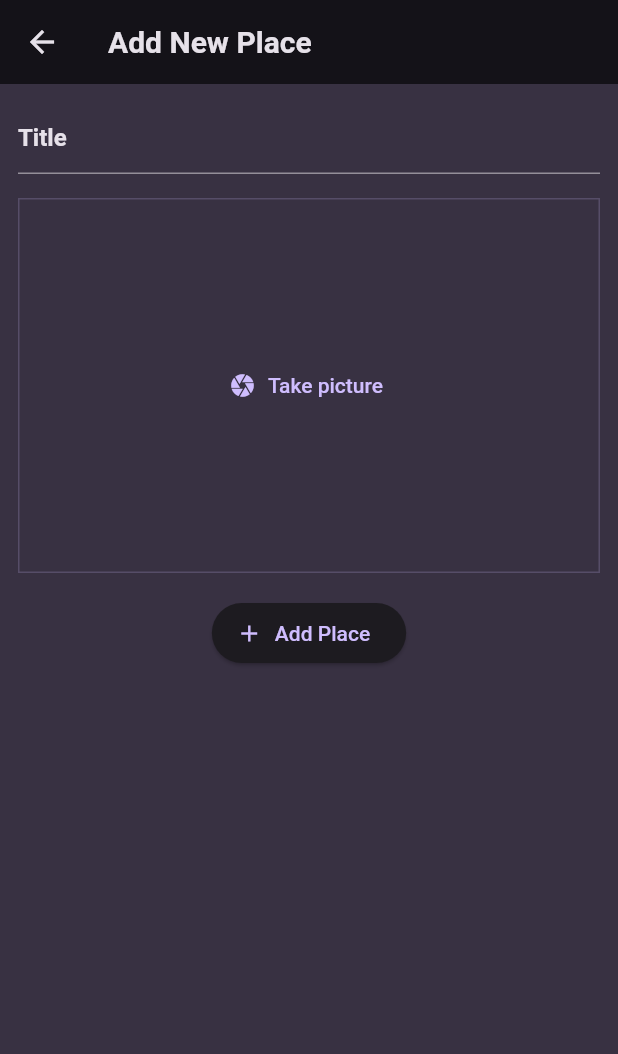
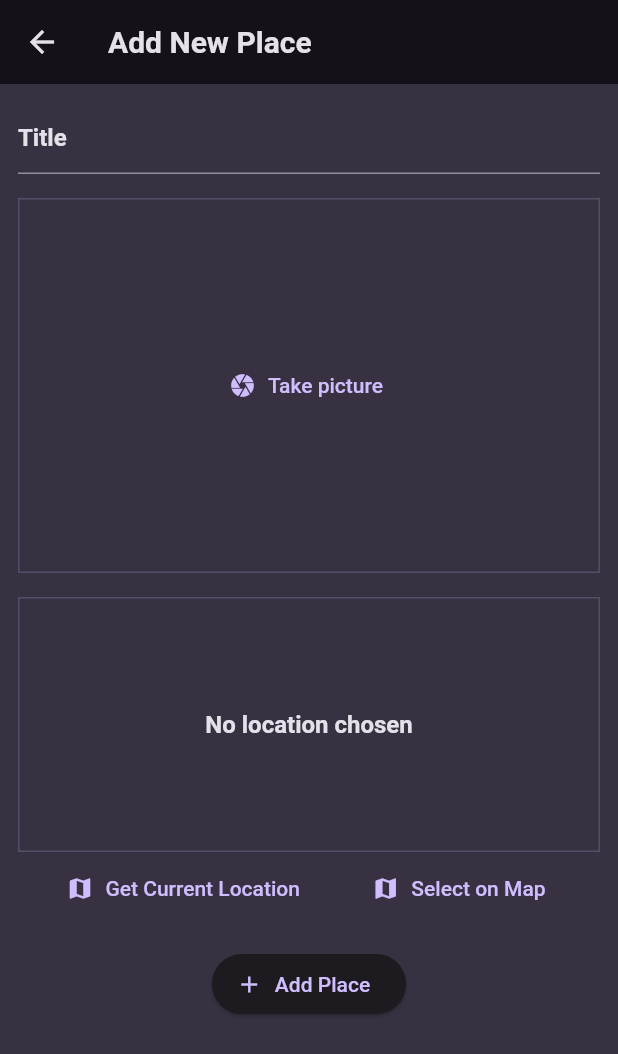
Before and after one commit to yanaMyn/flutter-favorite_places, a Flutter app: the screen it shows after launch, after a tap on the "add" icon, on a phone screen of 412 x 824 dp. Shown: the top 1054 px of the screen. Run offline on Flutter 3.47's test engine with Material 2 defaults, Android fonts, the phone set to English and light mode, and no system bars; our stand-ins replace flutter_riverpod, google_fonts, image_picker, location.

Commit message:
get location

```diff
--- a/lib/screens/add_place.dart
+++ b/lib/screens/add_place.dart
@@ -2,6 +2,7 @@ import 'dart:io';
 
 import 'package:favorite_places/providers/user_place.dart';
 import 'package:favorite_places/widgets/image_input.dart';
+import 'package:favorite_places/widgets/location_input.dart';
 import 'package:flutter/material.dart';
 import 'package:flutter_riverpod/flutter_riverpod.dart';
 
@@ -54,6 +55,8 @@ class _AddPlacesScreenState extends ConsumerState<AddPlacesScreen> {
               _selectedImage = image;
             },),
             const SizedBox(height: 16),
+            const LocationInput(),
+            const SizedBox(height: 16),
             ElevatedButton.icon(
               onPressed: () {
                 _saveItem();
--- a/lib/screens/place.dart
+++ b/lib/screens/place.dart
@@ -27,8 +27,11 @@ class PlaceScreen extends ConsumerWidget {
           ),
         ],
       ),
-      body: PlaceList(
-        placeItems: userPlaces,
+      body: Padding(
+        padding: const EdgeInsets.all(8.0),
+        child: PlaceList(
+          placeItems: userPlaces,
+        ),
       ),
     );
   }
--- /dev/null
+++ b/lib/widgets/location_input.dart
@@ -0,0 +1,95 @@
+import 'package:flutter/material.dart';
+import 'package:location/location.dart';
+
+class LocationInput extends StatefulWidget {
+  const LocationInput({super.key});
+
+  @override
+  State<StatefulWidget> createState() {
+    return _LocationInputState();
+  }
+}
+
+class _LocationInputState extends State<LocationInput> {
+  var _isGettingLocation = false;
+
+  void _getCurrentLocation() async {
+    Location location = new Location();
+
+    bool serviceEnabled;
+    PermissionStatus permissionGranted;
+    LocationData locationData;
+
+    serviceEnabled = await location.serviceEnabled();
+    if (!serviceEnabled) {
+      serviceEnabled = await location.requestService();
+      if (!serviceEnabled) {
+        return;
+      }
+    }
+
+    permissionGranted = await location.hasPermission();
+    if (permissionGranted == PermissionStatus.denied) {
+      permissionGranted = await location.requestPermission();
+      if (permissionGranted != PermissionStatus.granted) {
+        return;
+      }
+    }
+
+    setState(() {
+      _isGettingLocation = true;
+    });
+
+    locationData = await location.getLocation();
+    print(locationData.latitude);
+    print(locationData.longitude);
+
+    setState(() {
+      _isGettingLocation = false;
+    });
+  }
+
+  @override
+  Widget build(BuildContext context) {
+    Widget previewContent = Text( "No location chosen", style: Theme.of(context).textTheme.titleMedium!.copyWith(
+            color: Theme.of(context).colorScheme.onBackground,
+          ),
+    );
+
+    if (_isGettingLocation) {
+      previewContent = const CircularProgressIndicator();
+    }
+
+    return Column(
+      children: [
+        Container(
+          alignment: Alignment.center,
+          height: 170,
+          width: double.infinity,
+          decoration: BoxDecoration(
+            border: Border.all(
+              width: 1,
+              color: Theme.of(context).colorScheme.primary.withOpacity(0.2),
+            ),
+          ),
+          child: previewContent,
+        ),
+        Row(
+          mainAxisAlignment: MainAxisAlignment.spaceEvenly,
+          children: [
+            TextButton.icon(
+              onPressed: _getCurrentLocation,
+              icon: const Icon(Icons.map),
+              label: const Text("Get Current Location"),
+            ),
+            TextButton.icon(
+              onPressed: () {},
+              icon: const Icon(Icons.map),
+              label: const Text("Select on Map"),
+            ),
+          ],
+        )
+      ],
+    );
+  }
+}
--- a/lib/widgets/place_list.dart
+++ b/lib/widgets/place_list.dart
@@ -28,6 +28,10 @@ class PlaceList extends StatelessWidget {
             ),
           );
         },
+        leading: CircleAvatar(
+          radius: 26,
+          backgroundImage: FileImage(placeItems[index].image),
+        ),
         title: Text(placeItems[index].title,
             style: Theme.of(context).textTheme.titleMedium!.copyWith(
                   color: Theme.of(context).colorScheme.onBackground,
--- a/pubspec.yaml
+++ b/pubspec.yaml
@@ -39,6 +39,7 @@ dependencies:
   uuid: ^4.2.1
   flutter_riverpod: ^2.4.9
   image_picker: ^1.0.4
+  location: ^5.0.3
 
 dev_dependencies:
   flutter_test:
```
Also changed, not shown: lib/screens/place_detail.dart (+5 -4 lines), pubspec.lock, 3 other files.
